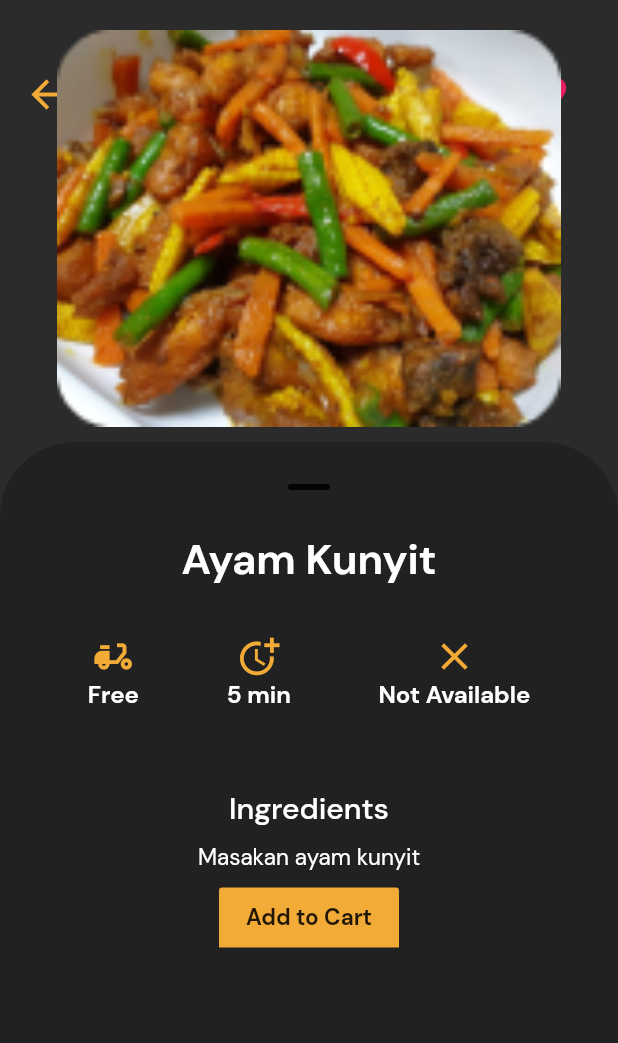
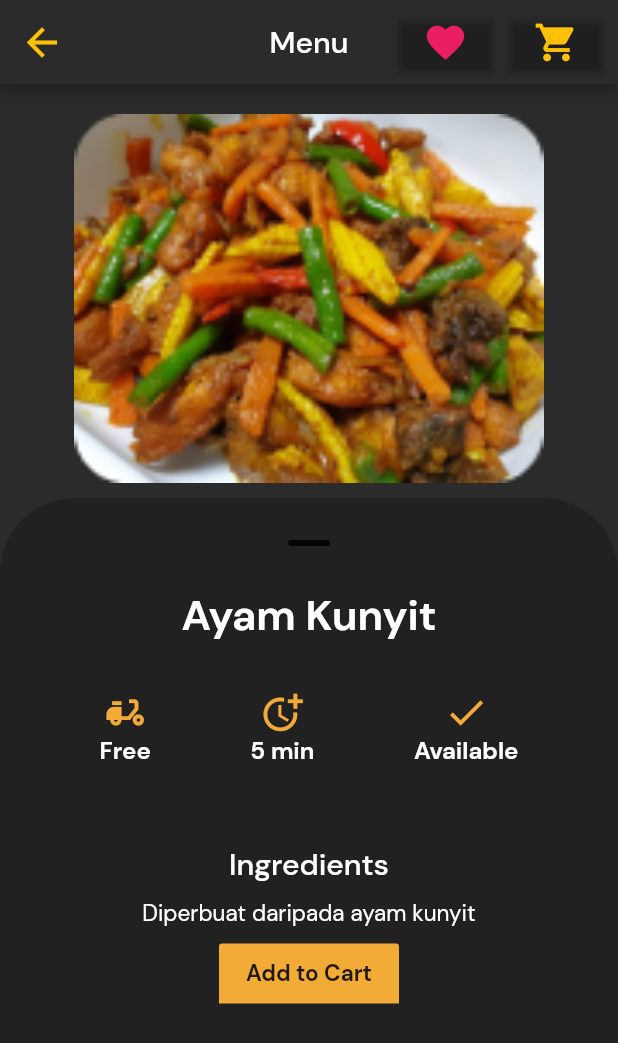
Before and after one commit to UTM-AD-Group-Bolt/Pak-Atong-Kafe-App, a Flutter app: the screen it shows once a user with an empty profile is signed in, after a tap on "Ayam Kunyit", on a phone screen of 412 x 824 dp. Shown: the top 1043 px of the screen. Run offline on Flutter 3.47's test engine with Material 2 defaults, Android fonts, the phone set to English and light mode, and no system bars; our stand-ins replace firebase_auth, firebase_core; accounts and stored records are empty.

Commit message:
Working on Sign Up page - Added side navbar - Changed layout colour theme - Deleted unrelated files

```diff
--- a/lib/pages/HomePage.dart
+++ b/lib/pages/HomePage.dart
@@ -1,7 +1,5 @@
 import 'package:flutter/material.dart';
-import 'package:myapp/pages/SideNavBarPage.dart';
 import 'package:myapp/services/auth.dart';
-import 'package:myapp/models/palette.dart';
 
 class HomePage extends StatelessWidget {
 
@@ -11,29 +9,14 @@ class HomePage extends StatelessWidget {
     return Padding(
       padding: EdgeInsets.only(top:10.0, bottom:10.0, right: 20.0),
       child: TextFormField(
-        style: TextStyle(
-          fontFamily: "DMSans",
-          fontWeight: FontWeight.bold,
-          fontSize: 20,
-          color: Palette.white
-        ),
         decoration: InputDecoration(
-            fillColor: Palette.black,
+            fillColor: Color(0xff3a3e3e),
             filled: true,
-            hintText: "Search...",
-            hintStyle: TextStyle(
-              fontFamily: "DMSans",
-              fontWeight: FontWeight.bold,
-              fontSize: 20,
-              color: Palette.white
-            ),
-            prefixIcon: Padding(
-              padding: const EdgeInsets.only(left: 10),
-              child: Icon(
+            hintText: "Search Food",
+            hintStyle: TextStyle(color: Colors.white),
+            prefixIcon: Icon(
               Icons.search,
-                size: 32,
-                color: Palette.white,
-              ),
+              color: Colors.white,
             ),
             border: OutlineInputBorder(
               borderRadius: BorderRadius.circular(10.0),
@@ -43,17 +26,17 @@ class HomePage extends StatelessWidget {
     );
   }
 
-  Widget _allCategories({required String image, required String name, required String description, required double price, required String deliveryFee, required String time, required String availability, required BuildContext context}) {
+  Widget _allCategories({required String image, required String title, required String description, required BuildContext context}) {
     return GestureDetector(
       onTap: () {
         Navigator.pushNamed(context, '/menudetails',arguments: {
-          'index': 1,
+          'quantity': 0,
           'image': image,
-          'name': name,
+          'name': title,
           'description': description,
-          'deliveryFee': deliveryFee,
-          'time': time,
-          'availability': availability,
+          'deliveryFee': 'Free',
+          'time': '5 min',
+          'availability': 'Available',
         });
       },
       child: Container(
@@ -62,7 +45,7 @@ class HomePage extends StatelessWidget {
         height: 120,
         width: 150,
         decoration: BoxDecoration(
-          color: Palette.black,
+          color: Color(0xff3c3f40),
           borderRadius: BorderRadius.circular(10.0),
         ),
         child: Column(
@@ -84,14 +67,14 @@ class HomePage extends StatelessWidget {
             Padding(
               padding: EdgeInsets.only(top: 10.0),
               child: Text(
-                name,
+                title,
                 softWrap: false,
                 maxLines: 2,
                 overflow: TextOverflow.ellipsis,
                 style: TextStyle(
                   fontFamily: "DMSans",
                   fontSize: 15,
-                  color: Palette.white[300],
+                  color: Colors.white,
                   fontWeight: FontWeight.bold,
                 ),
               ),
@@ -102,22 +85,23 @@ class HomePage extends StatelessWidget {
     );
   }
 
-  Widget _bottomCategories({required String image, required String name, required String description, required double price, required String deliveryFee, required String time, required String availability, required BuildContext context}) {
+  Widget _bottomCategories({required String image, required String title, required double price, required String description,  required BuildContext context}) {
+    if (title == "") return new Container(); //Ros: Returns an empty container if there are no titles
     return GestureDetector(
       onTap: () {
         Navigator.pushNamed(context, '/menudetails',arguments: {
-          'index': 1,
+          'quantity': 0,
           'image': image,
-          'name': name,
+          'name': title,
           'description': description,
-          'deliveryFee': deliveryFee,
-          'time': time,
-          'availability': availability,
+          'deliveryFee': 'Free',
+          'time': '5 min',
+          'availability': 'Available',
         });
       },
       child: Container(
         decoration: BoxDecoration(
-          color: Palette.black,
+          color: Color(0xff3c3f40),
           borderRadius: BorderRadius.circular(10.0),
         ),
         child: Padding(
@@ -150,14 +134,14 @@ class HomePage extends StatelessWidget {
                         children: [
                           Expanded(
                             child: Text(
-                              name,
+                              title,
                               softWrap: false,
                               maxLines: 2,
                               overflow: TextOverflow.ellipsis,
                               style: TextStyle(
                                 fontFamily: "DMSans",
                                 fontSize: 15,
-                                color: Palette.white[300],
+                                color: Colors.white,
                                 fontWeight: FontWeight.bold,
                               ),
                             ),
@@ -172,7 +156,7 @@ class HomePage extends StatelessWidget {
                               style: TextStyle(
                                 fontFamily: "DMSans",
                                 fontSize: 15,
-                                color: Palette.white[300],
+                                color: Colors.white,
                                 fontWeight: FontWeight.bold,
                               ),
                             ),
@@ -190,14 +174,11 @@ class HomePage extends StatelessWidget {
     );
   }
 
-  final GlobalKey<ScaffoldState> _scaffoldKey = new GlobalKey<ScaffoldState>();
-
   @override
   Widget build(BuildContext context) {
     return Scaffold(
       resizeToAvoidBottomInset: false,
-      backgroundColor: Palette.black[700],
-      drawer: SideNavBar(),
+      backgroundColor: Color(0xff2b2b2b),
       appBar: AppBar(
         title: Text(
           'Home',
@@ -207,17 +188,12 @@ class HomePage extends StatelessWidget {
         ),
         centerTitle: true,
         elevation: 0.0,
-        backgroundColor: Palette.black[700],
-        // I don't know why
-        // leading: Builder(
-        //   builder: (context) => IconButton(
-        //     icon: Icon(Icons.menu),
-        //     color: Palette.yellow,
-        //     onPressed: () {
-        //       _scaffoldKey.currentState!.openDrawer();
-        //     },
-        //   ),
-        // ),
+        backgroundColor: Color(0xff2b2b2b),
+        leading: Icon(
+          Icons.sort,
+          size: 30,
+          color: Colors.amber,
+        ),
         actions: [
           Padding(
             padding: EdgeInsets.all(9.0),
@@ -225,18 +201,14 @@ class HomePage extends StatelessWidget {
               child: Row(
                 children: [
                   Container(
-                    width: 50,
-                    child: IconButton(
-                      constraints: BoxConstraints(),
-                      padding: EdgeInsets.zero,
-                      style: IconButton.styleFrom(
+                    child: ElevatedButton(
+                      style: ElevatedButton.styleFrom(
                         backgroundColor: Colors.transparent,
-                        elevation: 0.0,
                       ),
                       onPressed: () {
                         Navigator.pushNamed(context, '/favorites');
                       },
-                      icon: Icon(
+                      child: Icon(
                         Icons.favorite,
                         size: 30,
                         color: Colors.pink,
@@ -245,20 +217,17 @@ class HomePage extends StatelessWidget {
                   ),
                   SizedBox(width: 10.0),
                   Container(
-                    child: IconButton(
-                      constraints: BoxConstraints(),
-                      padding: EdgeInsets.only(right: 10),
+                    child: ElevatedButton(
                       style: ElevatedButton.styleFrom(
                         backgroundColor: Colors.transparent,
-                        elevation: 0.0,
                       ),
                       onPressed: () async {
-                        await _auth.signOut();
+                        Navigator.pushNamed(context, '/cart');
                       },
-                      icon: Icon(
+                      child: Icon(
                         Icons.shopping_cart,
                         size: 30,
-                        color: Palette.yellow,
+                        color: Colors.amber,
                       ),
                     ),
                   ),
@@ -279,39 +248,30 @@ class HomePage extends StatelessWidget {
                 mainAxisAlignment: MainAxisAlignment.spaceEvenly,
                 crossAxisAlignment: CrossAxisAlignment.start,
                 children: [
-                  _textformField(),
                   Container(
                     child: Column(
                       mainAxisAlignment: MainAxisAlignment.spaceEvenly,
                       crossAxisAlignment: CrossAxisAlignment.start,
                       children: [
                         Text(
-                          "Welcome to",
-                          style: TextStyle(
-                            fontFamily: "DMSans",
-                            fontSize: 22,
-                            color: Palette.white[300],
-                            fontWeight: FontWeight.bold,
-                          ),
-                        ),
-                        Text(
                           "Pak Atong Kafe",
                           style: TextStyle(
                             fontFamily: "DMSans",
                             fontSize: 32,
-                            color: Palette.orange,
+                            color: Colors.white,
                             fontWeight: FontWeight.bold,
                           ),
                         ),
                       ],
                     ),
                   ),
+                  _textformField(),
                   Text(
                     "Your Favorites",
                     style: TextStyle(
                       fontFamily: "DMSans",
                       fontSize: 24,
-                      color: Palette.white[300],
+                      color: Colors.white,
                       fontWeight: FontWeight.bold,
                     ),
                   ),
@@ -321,42 +281,26 @@ class HomePage extends StatelessWidget {
                       children: [
                         _allCategories(
                             image: 'images/food/Ayam-Goreng.png',
-                          name: 'Ayam Goreng',
-                          description: 'Masakan ayam goreng',
-                          price: 2,
-                          time: "5 min",
-                          deliveryFee: "Free",
-                          availability: "Available",
+                            title: 'Ayam Goreng',
+                            description: 'Diperbuat daripada ayam goreng',
                             context: context
                         ),
                         _allCategories(
                             image: 'images/food/Ayam-Kari.png',
-                          name: 'Ayam Kari',
-                          description: 'Masakan ayam kari',
-                          price: 2,
-                          time: "5 min",
-                          deliveryFee: "Free",
-                          availability: "Available",
+                            title: 'Ayam Kari',
+                            description: 'Diperbuat daripada ayam kari',
                             context: context
                         ),
                         _allCategories(
                             image: 'images/food/Ayam-Kunyit.png',
-                          name: 'Ayam Kunyit',
-                          description: 'Masakan ayam kunyit',
-                          price: 2,
-                          time: "5 min",
-                          deliveryFee: "Free",
-                          availability: "Not Available",
+                            title: 'Ayam Kunyit',
+                            description: 'Diperbuat daripada ayam kunyit',
                             context: context
                         ),
                         _allCategories(
                             image: 'images/food/Cendawan-Goreng.png',
-                          name: 'Cendawan Goreng',
-                          description: 'Masakan cendawan goreng',
-                          price: 2,
-                          time: "5 min",
-                          deliveryFee: "Free",
-                          availability: "Available",
+                            title: 'Cendawan Goreng',
+                            description: 'Diperbuat daripada cendawan goreng',
                             context: context
                         ),
                       ],
@@ -367,7 +311,7 @@ class HomePage extends StatelessWidget {
                     style: TextStyle(
                       fontFamily: "DMSans",
                       fontSize: 23,
-                      color: Palette.white[300],
+                      color: Colors.white,
                       fontWeight: FontWeight.bold,
                     ),
                   ),
@@ -384,112 +328,79 @@ class HomePage extends StatelessWidget {
                         children: [
                           _bottomCategories(
                             image: 'images/food/Ayam-Goreng.png',
-                            name: 'Ayam Goreng',
-                            description: 'Masakan ayam goreng',
+                            title: 'Ayam Goreng',
                             price: 2,
-                            time: "5 min",
-                            deliveryFee: "Free",
-                            availability: "Available",
+                            description: 'Diperbuat daripada ayam goreng',
                             context: context,
                           ),
                           _bottomCategories(
                             image: 'images/food/Ayam-Kari.png',
-                            name: 'Ayam Kari',
-                            description: 'Masakan ayam kari',
+                            title: 'Ayam Kari',
                             price: 2,
-                            time: "5 min",
-                            deliveryFee: "Free",
-                            availability: "Available",
+                            description: 'Diperbuat daripada ayam kari',
                             context: context,
                           ),
                           _bottomCategories(
                             image: 'images/food/Ayam-Kunyit.png',
-                            name: 'Ayam Kunyit',
-                            description: 'Masakan ayam kunyit',
+                            title: 'Ayam Kunyit',
                             price: 2,
-                            time: "5 min",
-                            deliveryFee: "Free",
-                            availability: "Not Available",
+                            description: 'Diperbuat daripada ayam kunyit',
                             context: context,
                           ),
                           _bottomCategories(
                             image: 'images/food/Cendawan-Goreng.png',
-                            name: 'Cendawan Goreng',
-                            description: 'Masakan cendawan goreng',
+                            title: 'Cendawan Goreng',
                             price: 2,
-                            time: "5 min",
-                            deliveryFee: "Free",
-                            availability: "Available",
+                            description: 'Diperbuat daripada cendawan goreng',
                             context: context,
                           ),
                           _bottomCategories(
                             image: 'images/food/Daging-Kicap.png',
-                            name: 'Daging Kicap',
-                            description: 'Masakan daging kicap',
+                            title: 'Daging Kicap',
                             price: 2,
-                            time: "5 min",
-                            deliveryFee: "Free",
-                            availability: "Available",
+                            description: 'Diperbuat daripada daging kicap',
                             context: context,
                           ),
                           _bottomCategories(
                             image: 'images/food/Kuey-Teow.png',
-                            name: 'Kuey Teow',
-                            description: 'Masakan kuey teow',
+                            title: 'Kuey Teow',
                             price: 2,
-                            time: "5 min",
-                            deliveryFee: "Free",
-                            availability: "Available",
+                            description: 'Diperbuat daripada kuey teow',
                             context: context,
                           ),
                           _bottomCategories(
                             image: 'images/food/Mee-Goreng.png',
-                            name: 'Mee Goreng',
-                            description: 'Masakan mee goreng',
+                            title: 'Mee Goreng',
                             price: 2,
-                            time: "5 min",
-                            deliveryFee: "Free",
-                            availability: "Available",
+                            description: 'Diperbuat daripada mee goreng',
                             context: context,
                           ),
                           _bottomCategories(
                             image: 'images/food/Nasi-Goreng.png',
-                            name: 'Nasi Goreng',
-                            description: 'Masakan nasi goreng',
+                            title: 'Nasi Goreng',
                             price: 2,
-                            time: "5 min",
-                            deliveryFee: "Free",
-                            availability: "Available",
+                            description: 'Diperbuat daripada nasi goreng',
                             context: context,
                           ),
                           _bottomCategories(
                             image: 'images/food/Sambal-Goreng-Tempe.png',
-                            name: 'Sambal Goreng Tempe',
-                            description: 'Masakan sambal goreng tempe',
+                            title: 'Sambal Goreng Tempe',
                             price: 2,
-                            time: "5 min",
-                            deliveryFee: "Free",
-                            availability: "Available",
+                            description: 'Diperbuat daripada sambal goreng tempe',
                             context: context,
                           ),
                           _bottomCategories(
                             image: 'images/food/Sayur-Taugeh.png',
-                            name: 'Sayur Taugeh',
-                            description: 'Masakan sayur taugeh',
+                            title: 'Sayur Taugeh',
                             price: 2,
-                            time: "5 min",
-                            deliveryFee: "Free",
-                            availability: "Available",
+                            description: 'Diperbuat daripada sayur taugeh',
                             context: context,
                           ),
                           _bottomCategories(
                             image: 'images/food/Tom-Yam.png',
-                            name: 'Tom Yam',
-                            description: 'Masakan tom yam',
+                            title: 'Tom Yam',
                             price: 2,
-                            time: "5 min",
-                            deliveryFee: "Free",
-                            availability: "Available",
+                            description: 'Diperbuat daripada tom yam',
                             context: context,
                           ),
                         ],
--- a/lib/pages/MenuDetailsPage.dart
+++ b/lib/pages/MenuDetailsPage.dart
@@ -1,4 +1,5 @@
 import 'package:flutter/material.dart';
+import 'package:myapp/services/auth.dart';
 
 import '../models/palette.dart';
 
@@ -8,12 +9,11 @@ class MenuDetailsPage extends StatefulWidget {
 }
 
 class _MenuDetailsPageState extends State<MenuDetailsPage> {
-  Map initData (Map data){
-    if (data['index'] == null) data['index'] = 0;
+  Map initData(Map data) {
+    if (data['quantity'] == null) data['quantity'] = 0;
     if (data['image'] == null) data['image'] = "images/broken_link.png";
     if (data['name'] == null) data['name'] = "N/A";
     if (data['description'] == null) data['description'] = "N/A";
-    if (data['price'] == null) data['price'] = 0.0;
     if (data['deliveryFee'] == null) data['deliveryFee'] = "N/A";
     if (data['time'] == null) data['time'] = "N/A";
     if (data['availability'] == null) data['availability'] = "N/A";
@@ -21,13 +21,73 @@ class _MenuDetailsPageState extends State<MenuDetailsPage> {
   }
 
   Map? data = {};
+
   @override
   Widget build(BuildContext context) {
-    data = ModalRoute.of(context)?.settings.arguments as Map<dynamic,dynamic>?;
-    if (data == null) data = initData(new Map());
-    else data = initData(data!);
+    data = ModalRoute.of(context)?.settings.arguments as Map<dynamic, dynamic>?;
+    if (data == null)
+      data = initData(new Map());
+    else
+      data = initData(data!);
 
     return Scaffold(
+      appBar: AppBar(
+        title: Text(
+          'Menu',
+          style: TextStyle(
+            fontFamily: "DMSans",
+          ),
+        ),
+        centerTitle: true,
+        backgroundColor: Color(0xff2b2b2b),
+        leading: Icon(
+          Icons.arrow_back,
+          size: 30,
+          color: Colors.amber,
+        ),
+        actions: [
+          Padding(
+            padding: EdgeInsets.all(9.0),
+            child: Center(
+              child: Row(
+                children: [
+                  Container(
+                    child: ElevatedButton(
+                      style: ElevatedButton.styleFrom(
+                        backgroundColor: Colors.transparent,
+                      ),
+                      onPressed: () {
+                        Navigator.pushNamed(context, '/favorites');
+                      },
+                      child: Icon(
+                        Icons.favorite,
+                        size: 30,
+                        color: Colors.pink,
+                      ),
+                    ),
+                  ),
+                  SizedBox(width: 10.0),
+                  Container(
+                    child: ElevatedButton(
+                      style: ElevatedButton.styleFrom(
+                        backgroundColor: Colors.transparent,
+                      ),
+                      onPressed: () {
+                        Navigator.pushNamed(context, '/cart');
+                      },
+                      child: Icon(
+                        Icons.shopping_cart,
+                        size: 30,
+                        color: Colors.amber,
+                      ),
+                    ),
+                  ),
+                ],
+              ),
+            ),
+          ),
+        ],
+      ),
       backgroundColor: Color(0xff2b2b2b),
       body: Column(
         children: [
@@ -41,38 +101,12 @@ class _MenuDetailsPageState extends State<MenuDetailsPage> {
                 left: 16.0,
                 right: 32.0,
               ),
-              child: Row(
-                mainAxisAlignment: MainAxisAlignment.spaceBetween,
-                children: [
-                  GestureDetector(
-                    onTap: (){
-                      Navigator.pop(context);
-                    },
-                    child: Icon(
-                      Icons.arrow_back,
-                      size: 30,
-                      color: Palette.yellow,
-                    ),
-                  ),
-                  GestureDetector(
-                    onTap: (){
-                      Navigator.pushNamed(context, '/favorites');
-                    },
-                    child: Icon(
-                      Icons.favorite,
-                      size: 30,
-                      color: Colors.pink,
-                    ),
-                  ),
-                ],
-              ),
             ),
           ),
           Expanded(
             flex: 3,
             child: Image.asset(
               data!['image'],
-
               fit: BoxFit.contain,
             ),
           ),
@@ -82,10 +116,7 @@ class _MenuDetailsPageState extends State<MenuDetailsPage> {
             child: Container(
               padding: EdgeInsets.symmetric(vertical: 28.0),
               height: 455.0,
-              width: MediaQuery
-                  .of(context)
-                  .size
-                  .width,
+              width: MediaQuery.of(context).size.width,
               decoration: BoxDecoration(
                 color: Colors.grey[900],
                 borderRadius: BorderRadius.only(
@@ -156,7 +187,7 @@ class _MenuDetailsPageState extends State<MenuDetailsPage> {
                       Column(
                         children: [
                           Icon(
-                            (data!['availability'] == "Available") ? Icons.check : Icons.close,
+                            Icons.check,
                             size: 30,
                             color: Palette.yellow,
                           ),
@@ -194,7 +225,13 @@ class _MenuDetailsPageState extends State<MenuDetailsPage> {
                     ),
                   ),
                   SizedBox(height: 10.0),
-                  Container(
+                  GestureDetector(
+                    onTap: () {
+                      Navigator.pushNamed(context, '/cart');
+
+
+                    },
+                    child: Container(
                       height: 40,
                       width: 120,
                       padding: EdgeInsets.all(4.0),
@@ -216,6 +253,7 @@ class _MenuDetailsPageState extends State<MenuDetailsPage> {
                         ),
                       ),
                     ),
+                  ),
                 ],
               ),
             ),
```
Also changed, not shown: lib/pages/ForgotPassword.dart (+84 -73 lines). Lines whose indentation alone changed are shown as unchanged.
